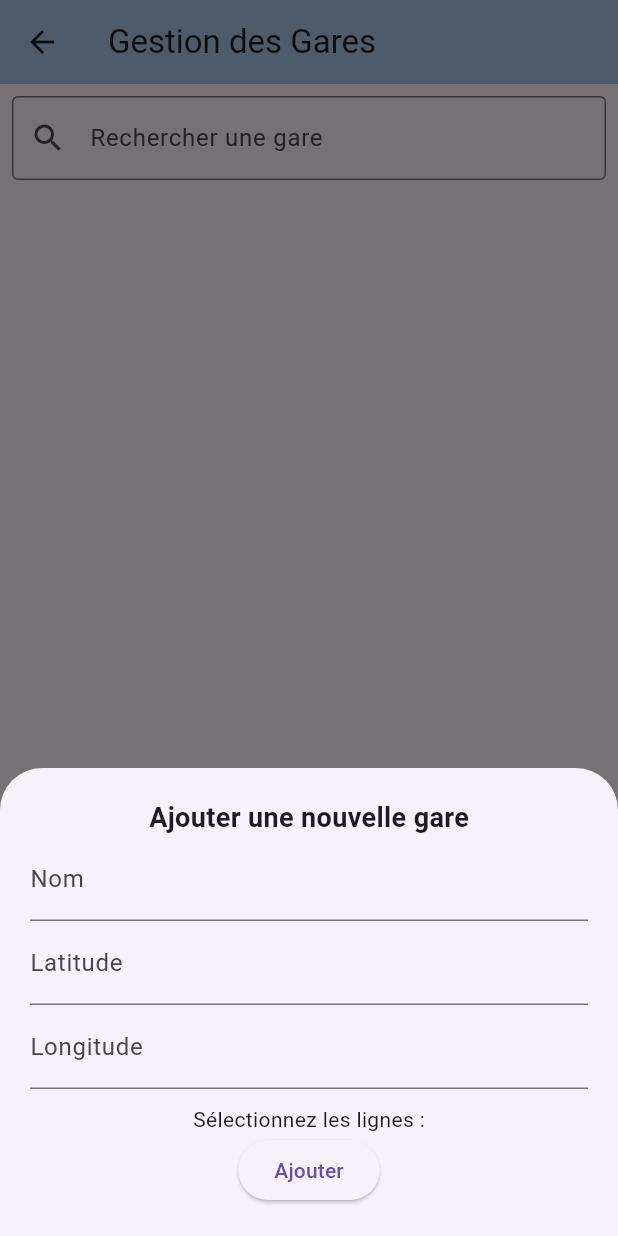
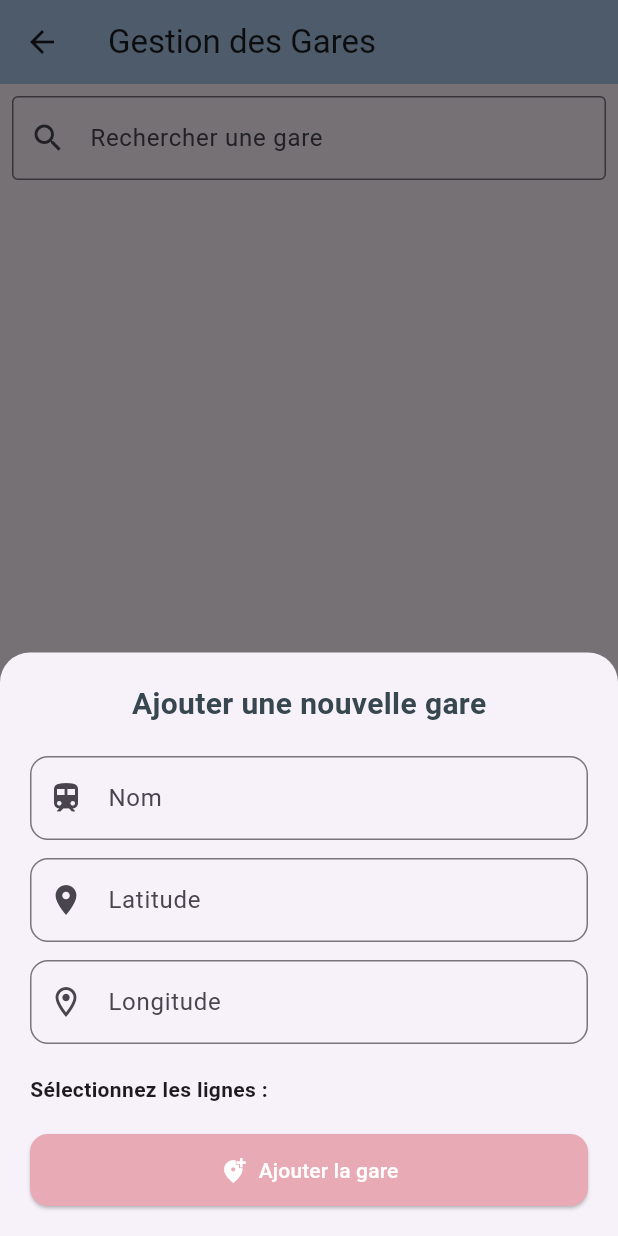
Before and after one commit to ZoukhMeriem/NWE, a Flutter app: the GareManagementScreen screen opened directly, after a tap on the "add" icon, on a phone screen of 412 x 824 dp. Run offline on Flutter 3.47's test engine with Material 3 defaults, Android fonts, the phone set to English and light mode, and no system bars; our stand-ins replace animated_text_kit, cloud_firestore, dio, firebase_auth, firebase_core, firebase_storage and 6 more; missing offline and left inert: dialog_flowtter; accounts and stored records are empty; project files that could hold a hidden picture were left out.

Commit message:
Update GareListScreen.dart

```diff
--- a/appdz/lib/Admin/GareListScreen.dart
+++ b/appdz/lib/Admin/GareListScreen.dart
@@ -181,33 +181,68 @@ class _GareManagementScreenState extends State<GareManagementScreen> {
     showModalBottomSheet(
       context: context,
       isScrollControlled: true,
+      shape: RoundedRectangleBorder(
+        borderRadius: BorderRadius.vertical(top: Radius.circular(20)),
+      ),
       builder: (context) => Padding(
         padding: EdgeInsets.only(
-            bottom: MediaQuery.of(context).viewInsets.bottom + 20,
-            left: 20,
-            right: 20,
-            top: 20),
+          bottom: MediaQuery.of(context).viewInsets.bottom + 20,
+          left: 20,
+          right: 20,
+          top: 20,
+        ),
         child: SingleChildScrollView(
           child: Column(
+            crossAxisAlignment: CrossAxisAlignment.stretch,
+            mainAxisSize: MainAxisSize.min,
             children: [
-              const Text("Ajouter une nouvelle gare",
-                  style: TextStyle(fontWeight: FontWeight.bold, fontSize: 18)),
+              Center(
+                child: Text(
+                  "Ajouter une nouvelle gare",
+                  style: TextStyle(
+                    fontWeight: FontWeight.bold,
+                    fontSize: 20,
+                    color: Colors.blueGrey[800],
+                  ),
+                ),
+              ),
+              SizedBox(height: 20),
               TextField(
                 controller: nameController,
-                decoration: const InputDecoration(labelText: 'Nom'),
+                decoration: InputDecoration(
+                  labelText: 'Nom',
+                  border: OutlineInputBorder(
+                    borderRadius: BorderRadius.circular(12),
+                  ),
+                  prefixIcon: Icon(Icons.train),
+                ),
               ),
+              SizedBox(height: 12),
               TextField(
                 controller: _latController,
-                decoration: const InputDecoration(labelText: 'Latitude'),
+                decoration: InputDecoration(
+                  labelText: 'Latitude',
+                  border: OutlineInputBorder(
+                    borderRadius: BorderRadius.circular(12),
+                  ),
+                  prefixIcon: Icon(Icons.location_on),
+                ),
                 keyboardType: TextInputType.number,
               ),
+              SizedBox(height: 12),
               TextField(
                 controller: _lngController,
-                decoration: const InputDecoration(labelText: 'Longitude'),
+                decoration: InputDecoration(
+                  labelText: 'Longitude',
+                  border: OutlineInputBorder(
+                    borderRadius: BorderRadius.circular(12),
+                  ),
+                  prefixIcon: Icon(Icons.location_on_outlined),
+                ),
                 keyboardType: TextInputType.number,
               ),
-              const SizedBox(height: 10),
-              const Text("Sélectionnez les lignes :"),
+              SizedBox(height: 20),
+              Text("Sélectionnez les lignes :", style: TextStyle(fontWeight: FontWeight.w600)),
               ..._lignes.map((ligne) {
                 final id = ligne.id;
                 final nom = ligne['nom'];
@@ -216,51 +251,64 @@ class _GareManagementScreenState extends State<GareManagementScreen> {
                   value: selectedLines.contains(id),
                   onChanged: (value) {
                     setState(() {
-                      if (value!) {
+                      if (value == true) {
                         selectedLines.add(id);
                       } else {
                         selectedLines.remove(id);
                       }
                     });
                   },
+                  controlAffinity: ListTileControlAffinity.leading,
                 );
               }).toList(),
-              ElevatedButton(
+              SizedBox(height: 20),
+              ElevatedButton.icon(
                 onPressed: () async {
                   if (nameController.text.isEmpty ||
                       _latController.text.isEmpty ||
                       _lngController.text.isEmpty ||
                       selectedLines.isEmpty) {
                     ScaffoldMessenger.of(context).showSnackBar(
-                      const SnackBar(
-                          content: Text("Veuillez remplir tous les champs")),
+                      const SnackBar(content: Text("Veuillez remplir tous les champs")),
                     );
                     return;
                   }
 
                   await FirebaseFirestore.instance.collection('Gare').add({
                     'id': DateTime.now().millisecondsSinceEpoch,
-                    'name': nameController.text,
+                    'name': nameController.text.trim(),
                     'location': {
                       'lat': double.tryParse(_latController.text) ?? 0,
                       'lng': double.tryParse(_lngController.text) ?? 0
                     },
                     'lineId': selectedLines
                   });
+
                   Navigator.pop(context);
                   _fetchData();
+
                   ScaffoldMessenger.of(context).showSnackBar(
                     const SnackBar(content: Text("Gare ajoutée avec succès")),
                   );
                 },
-                child: const Text("Ajouter"),
-              )
+                icon: Icon(Icons.add_location_alt),
+                label: Text("Ajouter la gare"),
+                style: ElevatedButton.styleFrom(
+                  backgroundColor: Color(0xFFE8AAB4),
+                  foregroundColor: Colors.white,
+                  shape: RoundedRectangleBorder(
+                    borderRadius: BorderRadius.circular(12),
+                  ),
+                  padding: EdgeInsets.symmetric(vertical: 14),
+                ),
+              ),
             ],
           ),
         ),
       ),
     );
   }
+
 
   void _deleteGare(DocumentSnapshot gare) async {
     await FirebaseFirestore.instance.collection('Gare').doc(gare.id).delete();
@@ -274,7 +322,7 @@ class _GareManagementScreenState extends State<GareManagementScreen> {
   Widget build(BuildContext context) {
     return Scaffold(
       appBar: AppBar(
-        title: const Text('Gestion des Gares'),
+          title: const Text('Gestion des Gares'),
           backgroundColor: Color(0xFFA7C7E7)
       ),
       body: Column(
@@ -330,7 +378,7 @@ class _GareManagementScreenState extends State<GareManagementScreen> {
       floatingActionButton: FloatingActionButton(
         onPressed: _showAddGareDialog,
         child: const Icon(Icons.add),
-        backgroundColor: Color(0xFFB3CDE0), // Bleu pastel
+        backgroundColor: Color(0xFFE8AAB4), // Bleu pastel
       ),
     );
   }
```
